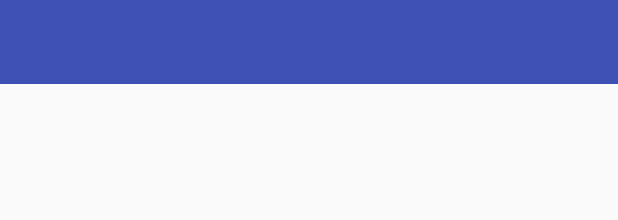
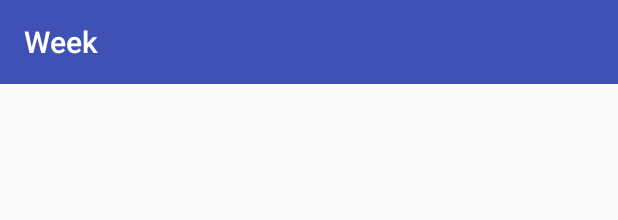
Before and after one commit to takaoandrew/PerfectRecipe, an Android app: the layout activity_week_detail.xml on its own in the app's theme, with its tools: preview values and no code run, on a phone screen of 412 x 824 dp. Shown: the top 220 px of the screen. Run offline under Robolectric (Android 15) with nearby library versions, the phone set to English and light mode, and no system bars.

Commit message:
Succesfully populate weekdetailactivity

```diff
--- a/app/src/main/java/com/github/wrdlbrnft/searchablerecyclerviewdemo/ui/activities/MainActivity.java
+++ b/app/src/main/java/com/github/wrdlbrnft/searchablerecyclerviewdemo/ui/activities/MainActivity.java
@@ -47,7 +47,6 @@ public class MainActivity extends AppCompatActivity implements SearchView.OnQuer
     private WeekAdapter mAdapter;
     private ActivityMainBinding mBinding;
     private Animator mAnimator;
-
     private List<WeekModel> mModels;
 
 //START
@@ -107,7 +106,6 @@ public class MainActivity extends AppCompatActivity implements SearchView.OnQuer
 //__________________________________________________________________________________________________
 
         mBinding = DataBindingUtil.setContentView(this, R.layout.activity_main);
-
         setSupportActionBar(mBinding.toolBar);
 
         mAdapter = new WeekAdapter(this, COMPARATOR, new WeekAdapter.Listener() {
--- a/app/src/main/java/com/github/wrdlbrnft/searchablerecyclerviewdemo/ui/adapter/RecipeAdapter.java
+++ b/app/src/main/java/com/github/wrdlbrnft/searchablerecyclerviewdemo/ui/adapter/RecipeAdapter.java
@@ -12,7 +12,7 @@ import com.github.wrdlbrnft.sortedlistadapter.SortedListAdapter;
 
 import java.util.Comparator;
 
-public class RecipeAdapter extends Adapter<RecipeModel> {
+public class RecipeAdapter extends SortedListAdapter<RecipeModel> {
 
     public interface Listener {
         void onExampleModelClicked(RecipeModel model);
--- a/app/src/main/res/layout/activity_week_detail.xml
+++ b/app/src/main/res/layout/activity_week_detail.xml
@@ -1,21 +1,37 @@
-<?xml version="1.0" encoding="utf-8"?>
-<android.support.constraint.ConstraintLayout xmlns:android="http://schemas.android.com/apk/res/android"
-    xmlns:app="http://schemas.android.com/apk/res-auto"
-    xmlns:tools="http://schemas.android.com/tools"
+<layout
+xmlns:android="http://schemas.android.com/apk/res/android"
+xmlns:app="http://schemas.android.com/apk/res-auto">
+
+<LinearLayout
     android:layout_width="match_parent"
     android:layout_height="match_parent"
-    tools:context="com.github.wrdlbrnft.searchablerecyclerviewdemo.ui.activities.WeekDetailActivity">
+    android:orientation="vertical">
 
     <android.support.v7.widget.Toolbar
         android:id="@+id/tool_bar"
         android:layout_width="match_parent"
         android:layout_height="?attr/actionBarSize"
-        android:background="@color/primary"/>
+        android:background="@color/primary"
+        app:title="Week"/>
 
-    <TextView
-        android:id="@+id/tv_week_title"
-        android:layout_width="wrap_content"
-        android:layout_height="wrap_content"
-        app:layout_constraintTop_toBottomOf="@+id/tool_bar"/>
+    <FrameLayout
+        android:layout_width="match_parent"
+        android:layout_height="match_parent">
 
-</android.support.constraint.ConstraintLayout>
+        <android.support.v7.widget.RecyclerView
+            android:id="@+id/recipe_recycler_view"
+            android:layout_width="match_parent"
+            android:layout_height="match_parent"/>
+
+        <ProgressBar
+            android:id="@+id/edit_progress_bar"
+            android:layout_width="wrap_content"
+            android:layout_height="wrap_content"
+            android:layout_gravity="center"
+            android:visibility="gone"/>
+
+    </FrameLayout>
+
+</LinearLayout>
+
+</layout>
```
Also changed, not shown: app/src/main/java/com/github/wrdlbrnft/searchablerecyclerviewdemo/ui/activities/WeekDetailActivity.java (+173 -26 lines).
